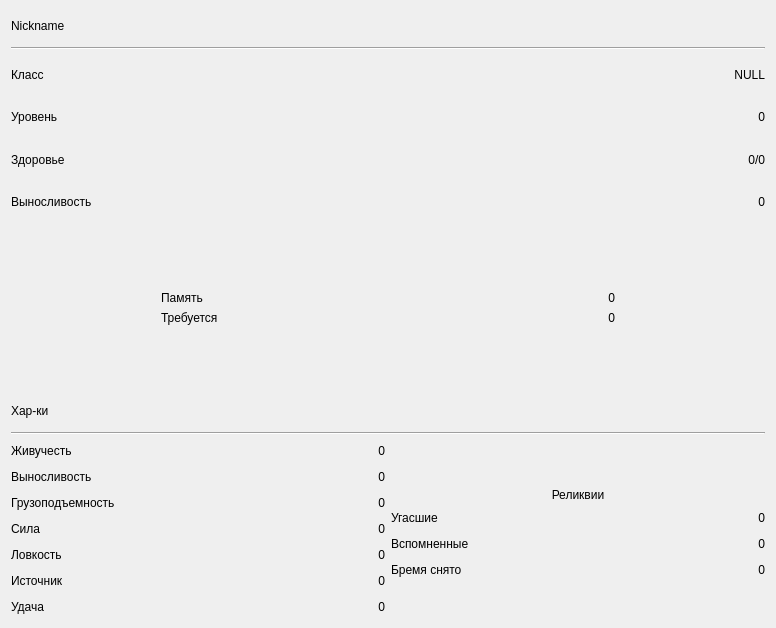
First picture: the form in tab_stats.ui, repository lDeathlWhisperl/TLHoN_SE, before the edit.
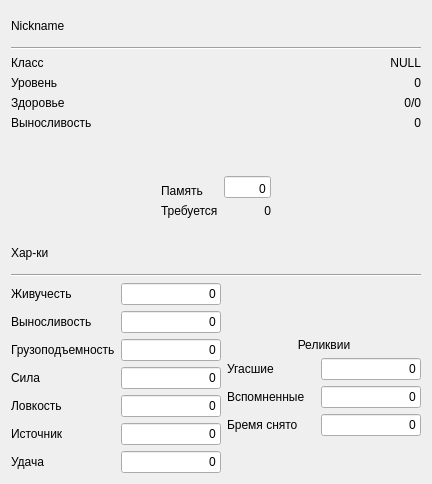
Second picture: the form after the edit.

Commit message:
Tab Stats
Changed UI: added text edit
fix bug: JonParser::write erases file

```diff
--- a/tab_stats.ui
+++ b/tab_stats.ui
@@ -6,8 +6,8 @@
    <rect>
     <x>0</x>
     <y>0</y>
-    <width>776</width>
-    <height>628</height>
+    <width>432</width>
+    <height>484</height>
    </rect>
   </property>
   <property name="sizePolicy">
@@ -142,6 +142,22 @@
      </item>
     </layout>
    </item>
+   <item>
+    <spacer name="verticalSpacer">
+     <property name="orientation">
+      <enum>Qt::Orientation::Vertical</enum>
+     </property>
+     <property name="sizeType">
+      <enum>QSizePolicy::Policy::Fixed</enum>
+     </property>
+     <property name="sizeHint" stdset="0">
+      <size>
+       <width>20</width>
+       <height>40</height>
+      </size>
+     </property>
+    </spacer>
+   </item>
    <item>
     <layout class="QHBoxLayout" name="horizontalLayout_4">
      <item>
@@ -170,6 +186,12 @@
            <height>20</height>
           </size>
          </property>
+         <property name="maximumSize">
+          <size>
+           <width>16777215</width>
+           <height>999999</height>
+          </size>
+         </property>
          <property name="text">
           <string>Требуется</string>
          </property>
@@ -202,6 +224,12 @@
            <height>20</height>
           </size>
          </property>
+         <property name="maximumSize">
+          <size>
+           <width>16777215</width>
+           <height>999999</height>
+          </size>
+         </property>
          <property name="styleSheet">
           <string notr="true"/>
          </property>
@@ -214,11 +242,11 @@
         </widget>
        </item>
        <item row="0" column="1">
-        <widget class="QLabel" name="l_memory">
-         <property name="minimumSize">
+        <widget class="QLineEdit" name="le_memory">
+         <property name="maximumSize">
           <size>
-           <width>0</width>
-           <height>20</height>
+           <width>100</width>
+           <height>16777215</height>
           </size>
          </property>
          <property name="text">
@@ -285,16 +313,22 @@
     <layout class="QHBoxLayout" name="horizontalLayout_6">
      <item>
       <layout class="QGridLayout" name="gridLayout_6">
-       <item row="0" column="0">
-        <widget class="QLabel" name="label_8">
+       <item row="6" column="0">
+        <widget class="QLabel" name="label_15">
          <property name="minimumSize">
           <size>
            <width>0</width>
            <height>20</height>
           </size>
          </property>
+         <property name="maximumSize">
+          <size>
+           <width>250</width>
+           <height>16777215</height>
+          </size>
+         </property>
          <property name="text">
-          <string>Живучесть</string>
+          <string>Удача</string>
          </property>
         </widget>
        </item>
@@ -306,18 +340,33 @@
            <height>20</height>
           </size>
          </property>
+         <property name="maximumSize">
+          <size>
+           <width>250</width>
+           <height>16777215</height>
+          </size>
+         </property>
          <property name="text">
           <string>Ловкость</string>
          </property>
         </widget>
        </item>
-       <item row="0" column="1">
-        <widget class="QLabel" name="l_stat_vitality">
+       <item row="1" column="0">
+        <widget class="QLabel" name="label_13">
+         <property name="minimumSize">
+          <size>
+           <width>0</width>
+           <height>20</height>
+          </size>
+         </property>
+         <property name="maximumSize">
+          <size>
+           <width>250</width>
+           <height>16777215</height>
+          </size>
+         </property>
          <property name="text">
-          <string>0</string>
-         </property>
-         <property name="alignment">
-          <set>Qt::AlignmentFlag::AlignRight|Qt::AlignmentFlag::AlignTrailing|Qt::AlignmentFlag::AlignVCenter</set>
+          <string>Выносливость</string>
          </property>
         </widget>
        </item>
@@ -329,37 +378,17 @@
            <height>20</height>
           </size>
          </property>
+         <property name="maximumSize">
+          <size>
+           <width>250</width>
+           <height>16777215</height>
+          </size>
+         </property>
          <property name="text">
           <string>Сила</string>
          </property>
         </widget>
        </item>
-       <item row="2" column="0">
-        <widget class="QLabel" name="label_12">
-         <property name="minimumSize">
-          <size>
-           <width>0</width>
-           <height>20</height>
-          </size>
-         </property>
-         <property name="text">
-          <string>Грузоподъемность</string>
-         </property>
-        </widget>
-       </item>
-       <item row="1" column="0">
-        <widget class="QLabel" name="label_13">
-         <property name="minimumSize">
-          <size>
-           <width>0</width>
-           <height>20</height>
-          </size>
-         </property>
-         <property name="text">
-          <string>Выносливость</string>
-         </property>
-        </widget>
-       </item>
        <item row="5" column="0">
         <widget class="QLabel" name="label_14">
          <property name="minimumSize">
@@ -368,26 +397,79 @@
            <height>20</height>
           </size>
          </property>
+         <property name="maximumSize">
+          <size>
+           <width>250</width>
+           <height>16777215</height>
+          </size>
+         </property>
          <property name="text">
           <string>Источник</string>
          </property>
         </widget>
        </item>
-       <item row="6" column="0">
-        <widget class="QLabel" name="label_15">
+       <item row="0" column="0">
+        <widget class="QLabel" name="label_8">
          <property name="minimumSize">
           <size>
            <width>0</width>
            <height>20</height>
           </size>
          </property>
+         <property name="maximumSize">
+          <size>
+           <width>250</width>
+           <height>16777215</height>
+          </size>
+         </property>
          <property name="text">
-          <string>Удача</string>
+          <string>Живучесть</string>
+         </property>
+        </widget>
+       </item>
+       <item row="2" column="0">
+        <widget class="QLabel" name="label_12">
+         <property name="minimumSize">
+          <size>
+           <width>0</width>
+           <height>20</height>
+          </size>
+         </property>
+         <property name="maximumSize">
+          <size>
+           <width>250</width>
+           <height>16777215</height>
+          </size>
+         </property>
+         <property name="text">
+          <string>Грузоподъемность</string>
+         </property>
+        </widget>
+       </item>
+       <item row="0" column="1">
+        <widget class="QLineEdit" name="le_stat_vitality">
+         <property name="maximumSize">
+          <size>
+           <width>100</width>
+           <height>16777215</height>
+          </size>
+         </property>
+         <property name="text">
+          <string>0</string>
+         </property>
+         <property name="alignment">
+          <set>Qt::AlignmentFlag::AlignRight|Qt::AlignmentFlag::AlignTrailing|Qt::AlignmentFlag::AlignVCenter</set>
          </property>
         </widget>
        </item>
        <item row="1" column="1">
-        <widget class="QLabel" name="l_stat_stamina">
+        <widget class="QLineEdit" name="le_stat_stamina">
+         <property name="maximumSize">
+          <size>
+           <width>100</width>
+           <height>16777215</height>
+          </size>
+         </property>
          <property name="text">
           <string>0</string>
          </property>
@@ -397,7 +479,13 @@
         </widget>
        </item>
        <item row="2" column="1">
-        <widget class="QLabel" name="l_stat_equipLoad">
+        <widget class="QLineEdit" name="le_stat_equipLoad">
+         <property name="maximumSize">
+          <size>
+           <width>100</width>
+           <height>16777215</height>
+          </size>
+         </property>
          <property name="text">
           <string>0</string>
          </property>
@@ -407,7 +495,13 @@
         </widget>
        </item>
        <item row="3" column="1">
-        <widget class="QLabel" name="l_stat_strength">
+        <widget class="QLineEdit" name="le_stat_strength">
+         <property name="maximumSize">
+          <size>
+           <width>100</width>
+           <height>16777215</height>
+          </size>
+         </property>
          <property name="text">
           <string>0</string>
          </property>
@@ -417,7 +511,13 @@
         </widget>
        </item>
        <item row="4" column="1">
-        <widget class="QLabel" name="l_stat_dexterity">
+        <widget class="QLineEdit" name="le_stat_dexterity">
+         <property name="maximumSize">
+          <size>
+           <width>100</width>
+           <height>16777215</height>
+          </size>
+         </property>
          <property name="text">
           <string>0</string>
          </property>
@@ -427,7 +527,13 @@
         </widget>
        </item>
        <item row="5" column="1">
-        <widget class="QLabel" name="l_stat_attunement">
+        <widget class="QLineEdit" name="le_stat_attunement">
+         <property name="maximumSize">
+          <size>
+           <width>100</width>
+           <height>16777215</height>
+          </size>
+         </property>
          <property name="text">
           <string>0</string>
          </property>
@@ -437,7 +543,13 @@
         </widget>
        </item>
        <item row="6" column="1">
-        <widget class="QLabel" name="l_stat_luck">
+        <widget class="QLineEdit" name="le_stat_luck">
+         <property name="maximumSize">
+          <size>
+           <width>100</width>
+           <height>16777215</height>
+          </size>
+         </property>
          <property name="text">
           <string>0</string>
          </property>
@@ -502,7 +614,13 @@
           </widget>
          </item>
          <item row="0" column="1">
-          <widget class="QLabel" name="l_1">
+          <widget class="QLineEdit" name="le_faded">
+           <property name="maximumSize">
+            <size>
+             <width>100</width>
+             <height>16777215</height>
+            </size>
+           </property>
            <property name="text">
             <string>0</string>
            </property>
@@ -512,7 +630,13 @@
           </widget>
          </item>
          <item row="1" column="1">
-          <widget class="QLabel" name="l_2">
+          <widget class="QLineEdit" name="le_remembered">
+           <property name="maximumSize">
+            <size>
+             <width>100</width>
+             <height>16777215</height>
+            </size>
+           </property>
            <property name="text">
             <string>0</string>
            </property>
@@ -522,7 +646,13 @@
           </widget>
          </item>
          <item row="2" column="1">
-          <widget class="QLabel" name="l_3">
+          <widget class="QLineEdit" name="le_unburdened">
+           <property name="maximumSize">
+            <size>
+             <width>100</width>
+             <height>16777215</height>
+            </size>
+           </property>
            <property name="text">
             <string>0</string>
            </property>
```
The commit also changes 4 other files.
